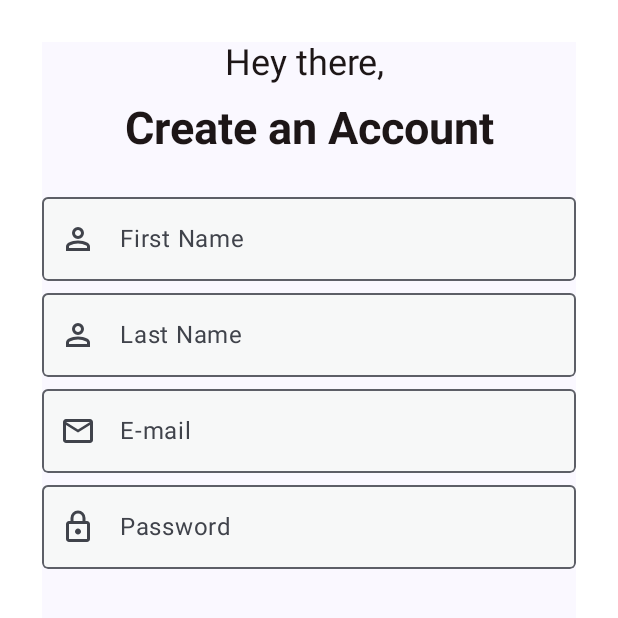
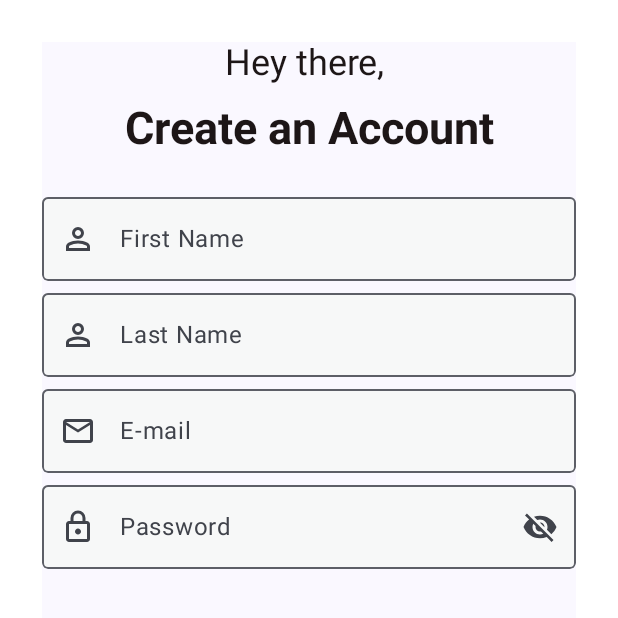
Before and after one commit to WanderleiSantos/LoginFlow, an Android app built with Jetpack Compose: the screen it shows after launch (MainActivity), on a phone screen of 412 x 824 dp, the top half of it. Run offline under Robolectric (Android 15) with nearby library versions, the phone set to English and light mode, and no system bars.

Commit message:
feat: Created Password Component

```diff
--- a/app/build.gradle.kts
+++ b/app/build.gradle.kts
@@ -5,7 +5,7 @@ plugins {
 
 android {
     namespace = "com.wanderlei.loginflow"
-    compileSdk = 33
+    compileSdk = 34
 
     defaultConfig {
         applicationId = "com.wanderlei.loginflow"
@@ -55,6 +55,7 @@ dependencies {
     implementation("androidx.lifecycle:lifecycle-runtime-ktx:2.6.2")
     implementation("androidx.activity:activity-compose:1.7.2")
     implementation(platform("androidx.compose:compose-bom:2023.03.00"))
+    implementation("androidx.compose.material:material-icons-extended:1.5.1")
     implementation("androidx.compose.ui:ui")
     implementation("androidx.compose.ui:ui-graphics")
     implementation("androidx.compose.ui:ui-tooling-preview")
--- a/app/src/main/java/com/wanderlei/loginflow/components/AppComponents.kt
+++ b/app/src/main/java/com/wanderlei/loginflow/components/AppComponents.kt
@@ -3,8 +3,12 @@ package com.wanderlei.loginflow.components
 import androidx.compose.foundation.layout.fillMaxWidth
 import androidx.compose.foundation.layout.heightIn
 import androidx.compose.foundation.text.KeyboardOptions
+import androidx.compose.material.icons.Icons
+import androidx.compose.material.icons.filled.Visibility
+import androidx.compose.material.icons.filled.VisibilityOff
 import androidx.compose.material3.ExperimentalMaterial3Api
 import androidx.compose.material3.Icon
+import androidx.compose.material3.IconButton
 import androidx.compose.material3.OutlinedTextField
 import androidx.compose.material3.Text
 import androidx.compose.material3.TextFieldDefaults
@@ -14,10 +18,13 @@ import androidx.compose.runtime.remember
 import androidx.compose.ui.Modifier
 import androidx.compose.ui.draw.clip
 import androidx.compose.ui.graphics.painter.Painter
-import androidx.compose.ui.res.painterResource
+import androidx.compose.ui.res.stringResource
 import androidx.compose.ui.text.TextStyle
 import androidx.compose.ui.text.font.FontStyle
 import androidx.compose.ui.text.font.FontWeight
+import androidx.compose.ui.text.input.KeyboardType
+import androidx.compose.ui.text.input.PasswordVisualTransformation
+import androidx.compose.ui.text.input.VisualTransformation
 import androidx.compose.ui.text.style.TextAlign
 import androidx.compose.ui.unit.dp
 import androidx.compose.ui.unit.sp
@@ -92,7 +99,64 @@ fun MyTextFieldComponent(labelValue: String, painterResource: Painter) {
                 painter = painterResource,
                 contentDescription = null
             )
-
-        }
+        },
+        maxLines = 1
     )
 }
+
+@OptIn(ExperimentalMaterial3Api::class)
+@Composable
+fun PasswordTextFieldComponent(labelValue: String, painterResource: Painter) {
+
+    val password = remember {
+        mutableStateOf("")
+    }
+
+    val passwordVisible = remember {
+        mutableStateOf(false)
+    }
+
+    OutlinedTextField(
+        value = password.value,
+        onValueChange = { password.value = it },
+        keyboardOptions = KeyboardOptions(keyboardType = KeyboardType.Password),
+        label = { Text(text = labelValue) },
+        colors = TextFieldDefaults.outlinedTextFieldColors(
+            focusedLabelColor = Primary,
+            focusedBorderColor = Primary,
+            cursorColor = Primary,
+            containerColor = BgColor
+        ),
+        modifier = Modifier
+            .fillMaxWidth()
+            .clip(
+                componentsShapes.small
+            ),
+        leadingIcon = {
+            Icon(
+                painter = painterResource,
+                contentDescription = null
+            )
+        },
+        trailingIcon = {
+            val iconImage = if (passwordVisible.value) {
+                Icons.Filled.Visibility
+            } else {
+                Icons.Filled.VisibilityOff
+            }
+
+            val description = if (passwordVisible.value) {
+                stringResource(R.string.hide_password)
+            } else {
+                stringResource(R.string.show_password)
+            }
+
+            IconButton(onClick = { passwordVisible.value = !passwordVisible.value }) {
+                Icon(imageVector = iconImage, contentDescription = description)
+            }
+        },
+        visualTransformation = if (passwordVisible.value) VisualTransformation.None else
+            PasswordVisualTransformation(),
+        maxLines = 1
+    )
+}
--- a/app/src/main/java/com/wanderlei/loginflow/screens/SignUpScreen.kt
+++ b/app/src/main/java/com/wanderlei/loginflow/screens/SignUpScreen.kt
@@ -17,6 +17,7 @@ import com.wanderlei.loginflow.R
 import com.wanderlei.loginflow.components.HeadingTextComponent
 import com.wanderlei.loginflow.components.MyTextFieldComponent
 import com.wanderlei.loginflow.components.NormalTextComponent
+import com.wanderlei.loginflow.components.PasswordTextFieldComponent
 
 @Composable
 fun SignUpScreen() {
@@ -44,7 +45,7 @@ fun SignUpScreen() {
                 labelValue = stringResource(R.string.e_mail),
                 painterResource = painterResource(id = R.drawable.mail),
             )
-            MyTextFieldComponent(
+            PasswordTextFieldComponent(
                 labelValue = stringResource(R.string.password),
                 painterResource = painterResource(id = R.drawable.lock),
             )
--- a/app/src/main/res/values/strings.xml
+++ b/app/src/main/res/values/strings.xml
@@ -6,4 +6,6 @@
     <string name="last_name">Last Name</string>
     <string name="e_mail">E-mail</string>
     <string name="password">Password</string>
+    <string name="hide_password">Hide Password</string>
+    <string name="show_password">Show Password</string>
 </resources>
```
